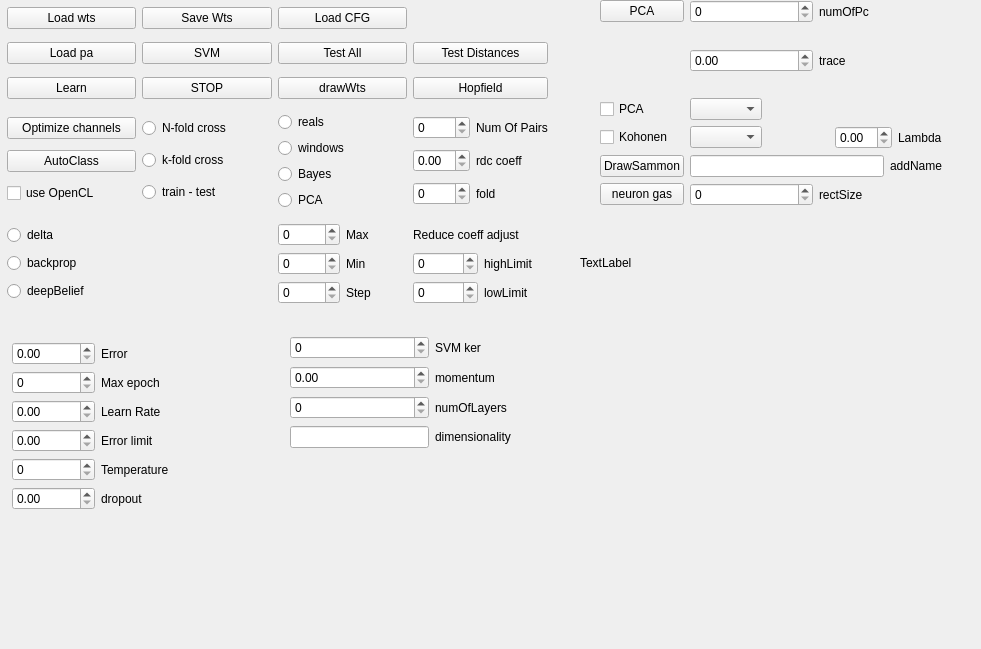
Qt form net.ui (ArtfulVampire/SecondGUIrepo) before a commit.
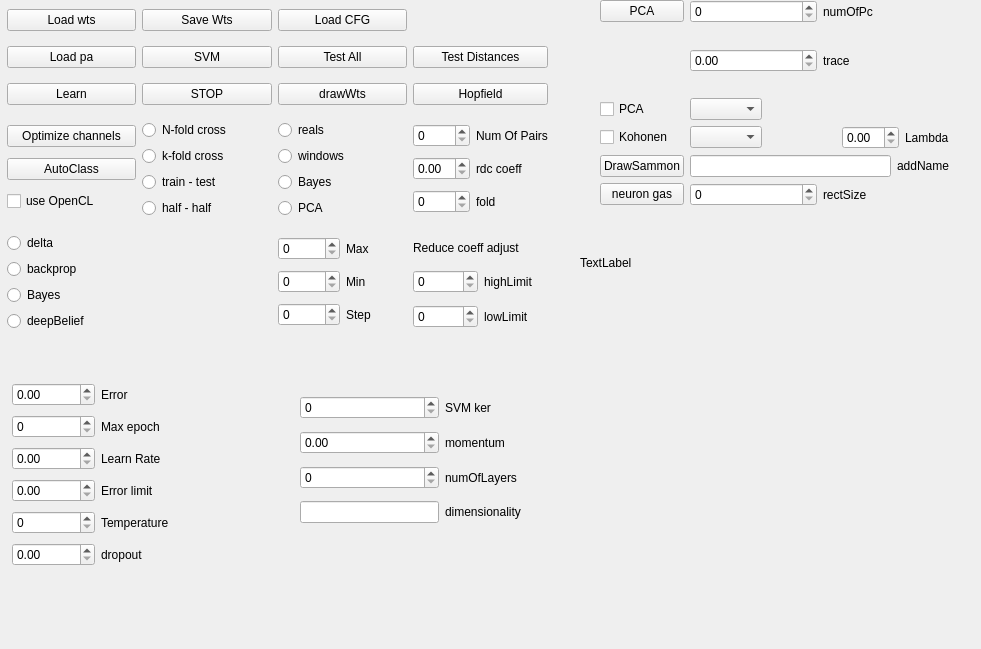
The same form after that commit.

The edit to the form file:
```diff
--- a/net.ui
+++ b/net.ui
@@ -18,7 +18,7 @@
     <rect>
      <x>600</x>
      <y>0</y>
-     <width>342</width>
+     <width>349</width>
      <height>206</height>
     </rect>
    </property>
@@ -169,10 +169,10 @@
   <widget class="QWidget" name="layoutWidget">
    <property name="geometry">
     <rect>
-     <x>290</x>
-     <y>335</y>
+     <x>300</x>
+     <y>390</y>
      <width>221</width>
-     <height>115</height>
+     <height>141</height>
     </rect>
    </property>
    <layout class="QGridLayout" name="gridLayout_4">
@@ -237,7 +237,7 @@
      <x>7</x>
      <y>0</y>
      <width>541</width>
-     <height>311</height>
+     <height>341</height>
     </rect>
    </property>
    <layout class="QGridLayout" name="gridLayout_6">
@@ -366,6 +366,13 @@
         </property>
        </widget>
       </item>
+      <item>
+       <widget class="QRadioButton" name="halfHalfRadioButton">
+        <property name="text">
+         <string>half - half</string>
+        </property>
+       </widget>
+      </item>
      </layout>
     </item>
     <item row="3" column="2">
@@ -450,6 +457,13 @@
         </property>
        </widget>
       </item>
+      <item>
+       <widget class="QRadioButton" name="bayesRadioButton_2">
+        <property name="text">
+         <string>Bayes</string>
+        </property>
+       </widget>
+      </item>
       <item>
        <widget class="QRadioButton" name="deepBeliefRadioButton">
         <property name="text">
@@ -538,9 +552,9 @@
    <property name="geometry">
     <rect>
      <x>12</x>
-     <y>342</y>
+     <y>380</y>
      <width>171</width>
-     <height>171</height>
+     <height>194</height>
     </rect>
    </property>
    <layout class="QGridLayout" name="gridLayout">
```
